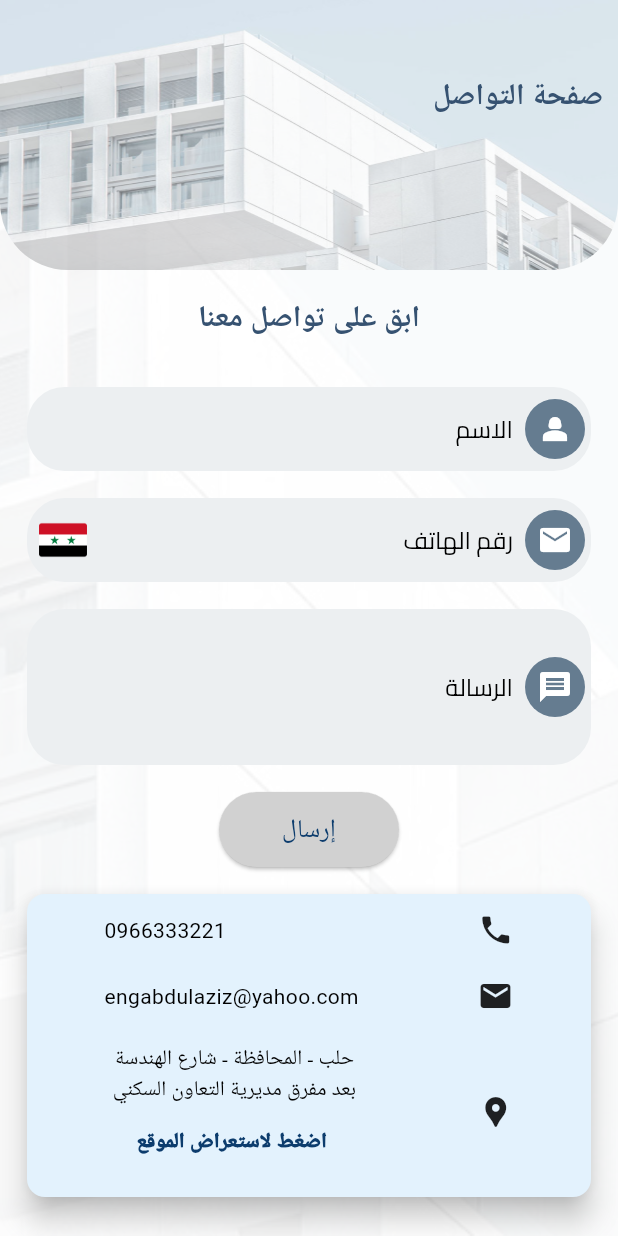
After one commit to RaghadKatbi/RealEstateCleanCodeUsingTDD, a Flutter app: the ContactUs screen opened directly, on a phone screen of 412 x 824 dp. The commit adds this screen. Run offline on Flutter 3.47's test engine with Material 3 defaults, Android fonts, the phone set to English and light mode, and no system bars; our stand-ins replace bloc, dartz, dio, equatable, flutter_bloc, flutter_screenutil and 1 more; Roboto replaces fonts that are missing (change).

Commit message:
done All dataSources and added some pages

```diff
--- a/lib/core/api/end_ponits.dart
+++ b/lib/core/api/end_ponits.dart
@@ -3,6 +3,9 @@ class EndPoint {
   static String allCities="all_cities";
   static String signIn = "auth/login";
   static String signUp = "auth/register";
+  static String contactUs = "store_contact";
+  static String getByCity = "get_by_city/حلب";
+  static String getByCityType = "get_by_city_type/شقة/حلب/ايجار";
 }
 
 class ApiKey {
--- /dev/null
+++ b/lib/core/constance/string.dart
@@ -0,0 +1,7 @@
+import 'package:flutter/material.dart';
+
+const String aboutUs =
+    "نحن شركة  متخصصة  في  تقديم خدمات عقارية متكاملة، نقدم خدمات شراء و بيع العقارات ،  إدارة الأملاك  ، تأجير الوحدات السكنية والتجارية ، تقييم العقارات ، وتقديم استشارات عقارية ، يتألف فريقنا من محترفين متخصصين في مجال العقارات ، يعملون على  تحقيق  أهداف  عملائنا  و  تلبية احتياجاتهم بشكل  وسيتم فحص الابنية المعروضة لدينا بالتعاون Building Rank مع شركة";
+const Color pColor=Color(0xff1a395b);
+const String location= " حلب - المحافظة - شارع الهندسة\n بعد مفرق مديرية التعاون السكني ";
+const String locationGoogleMap= 'https://www.google.com/maps/place/%D8%A7%D9%84%D9%85%D8%AD%D8%AA%D8%B1%D9%81+%D9%84%D9%84%D9%87%D9%86%D8%AF%D8%B3%D8%A9+%D9%88%D8%A7%D9%84%D8%A8%D9%86%D8%A7%D8%A1%E2%80%AD/@36.2068136,37.1333305,17z/data=!3m1!4b1!4m6!3m5!1s0x152ff9b114a1c0bd:0xc1a3980f7bb30d7c!8m2!3d36.2068093!4d37.1359054!16s%2Fg%2F11v66ggnb5?entry=ttu';
--- a/lib/feautre/auth/data/datasources/auth_remote_data_sources.dart
+++ b/lib/feautre/auth/data/datasources/auth_remote_data_sources.dart
@@ -20,7 +20,7 @@ class AuthRemoteDataSourcesDio implements AuthRemoteDataSources {
     try {
       final response = await api.post(EndPoint.signIn,
           queryParameters: {"phone": login.phone, "password": login.password});
-      final user = LoginModel.fromJson(response);
+      final user = LoginModel.fromJson(response['token']);
       return user;
     } on ServerException {
       throw ServerException();
--- /dev/null
+++ b/lib/feautre/contact_us/pesntation/pages/contact_us_pages.dart
@@ -0,0 +1,216 @@
+import 'package:flutter/material.dart';
+import 'package:real_estate/core/constance/string.dart';
+import 'package:url_launcher/url_launcher.dart';
+
+import '../../../../core/widget/my_textfield.dart';
+
+
+class ContactUs extends StatefulWidget {
+  const ContactUs({super.key});
+
+  @override
+  State<ContactUs> createState() => _ContactUsState();
+}
+
+class _ContactUsState extends State<ContactUs> {
+  final TextEditingController name = TextEditingController();
+  final TextEditingController phone = TextEditingController();
+  final TextEditingController message = TextEditingController();
+
+  @override
+  Widget build(BuildContext context) {
+    return Scaffold(
+      body: Stack(
+        children: [
+          Opacity(
+            alwaysIncludeSemantics: true,
+            opacity: 0.1,
+            child: Image.asset(
+              "asset/images/img_2.png",
+              fit: BoxFit.cover,
+              height: double.infinity,
+              width: double.infinity,
+            ),
+          ),
+          SingleChildScrollView(
+            child: Column(
+              children: [
+                Stack(children: [
+                  ClipRRect(
+                    borderRadius: const BorderRadius.only(
+                        bottomLeft: Radius.circular(45),
+                        bottomRight: Radius.circular(45)),
+                    child: SizedBox(
+                      width: double.infinity,
+                      height: 180,
+                      child: Opacity(
+                        opacity: 0.6,
+                        child: Image.asset(
+                          "asset/images/img_2.png",
+                          fit: BoxFit.fill,
+                        ),
+                      ),
+                    ),
+                  ),
+                  const Positioned(
+                    right: 10,
+                    top: 50,
+                    child: Text(
+                      "صفحة التواصل",
+                      style: TextStyle(
+                        //backgroundColor: Color(0xff365271),
+                          color: Color(0xff365271),
+                          fontWeight: FontWeight.bold,
+                          fontFamily: 'change',
+                          fontSize: 20),
+                    ),
+                  ),
+                ]),
+                const Padding(
+                  padding: EdgeInsets.only(top: 18.0),
+                  child: Text(
+                    "ابق على تواصل معنا",
+                    style: TextStyle(
+                      //backgroundColor: Color(0xff365271),
+                        color: Color(0xff365271),
+                        fontWeight: FontWeight.bold,
+                        fontFamily: 'change',
+                        fontSize: 20),
+                  ),
+                ),
+                Padding(
+                  padding: const EdgeInsets.fromLTRB(18.0, 30, 18, 18),
+                  child: myTextFormField(
+                      hintText: "الاسم ",
+                      icon: Icons.person_2,
+                      textInputType: TextInputType.name,
+                      maxLine: 1,
+                      maxLength: 10,
+                      textEditingController: name,
+                      enable: false,
+                      validator: (value) {
+                        return null;
+                      }),
+                ),
+                Padding(
+                  padding: const EdgeInsets.fromLTRB(18, 0, 18, 18),
+                  child: myTextFormField(
+                      hintText: "رقم الهاتف ",
+                      icon: Icons.email,
+                      textInputType: TextInputType.phone,
+                      maxLine: 1,
+                      maxLength: 10,
+                      textEditingController: phone,
+                      enable: true,
+                      validator: (value) {
+                        return null;
+                      }),
+                ),
+                Padding(
+                  padding: const EdgeInsets.fromLTRB(18.0, 0, 18, 18),
+                  child: myTextFormField(
+                      hintText: "\n الرسالة ",
+                      icon: Icons.message,
+                      textInputType: TextInputType.name,
+                      maxLine: 3,
+                      maxLength: 10,
+                      textEditingController: message,
+                      enable: false,
+                      validator: (value) {
+                        return null;
+                      }),
+                ),
+                SizedBox(
+                    width: 120,
+                    height: 50,
+                    child: ElevatedButton(
+                        style: const ButtonStyle(
+                            backgroundColor:
+                            WidgetStatePropertyAll(Color(0xffd1d1d1))),
+                        onPressed: () {
+
+                        },
+                        child: const Text(
+                          "إرسال",
+                          style: TextStyle(
+                              fontSize: 17, color: Color(0xff0c3c6d)),
+                        ))),
+                Card(
+                  elevation: 8,
+                  margin: const EdgeInsets.all(18),
+                  color: Colors.blue.shade50,
+                  child: Padding(
+                    padding: const EdgeInsets.all(12.0),
+                    child: Column(
+                      mainAxisAlignment: MainAxisAlignment.spaceAround,
+                      crossAxisAlignment: CrossAxisAlignment.center,
+                      children: [
+                        const Row(
+                          mainAxisAlignment: MainAxisAlignment.spaceAround,
+                          children: [
+                            Text(
+                              "0966333221",
+                              style: TextStyle(fontFamily: 'change'),
+                            ),
+                            SizedBox(
+                              width: 10,
+                            ),
+                            Icon(Icons.phone),
+                          ],
+                        ),
+                        const SizedBox(
+                          height: 20,
+                        ),
+                        const Row(
+                          mainAxisAlignment: MainAxisAlignment.spaceAround,
+                          children: [
+                            Text("engabdulaziz@yahoo.com"),
+                            Icon(Icons.email),
+                          ],
+                        ),
+                        const SizedBox(
+                          height: 20,
+                        ),
+                        Row(
+                          mainAxisAlignment: MainAxisAlignment.spaceAround,
+                          children: [
+                            Column(
+                              children: [
+                                const Text(
+                                 location,
+                                  textAlign: TextAlign.center,
+                                  style: TextStyle(fontFamily: 'change'),
+                                ),
+                                TextButton(
+                                    onPressed: () async {
+                                      final Uri _url = Uri.parse(locationGoogleMap);
+                                      if (!await launchUrl(_url)) {
+                                        throw Exception(
+                                            'Could not launch $_url');
+                                      }
+                                    },
+                                    child: const Text(
+                                      "اضغط لاستعراض الموقع",
+                                      style: TextStyle(
+                                          fontFamily: 'change',
+                                          color: Color(0xff0c3c6d),
+                                          fontWeight: FontWeight.w900),
+                                    ))
+                              ],
+                            ),
+                            const Icon(Icons.location_pin),
+                          ],
+                        ),
+                      ],
+                    ),
+                  ),
+                )
+              ],
+            ),
+          ),
+        ],
+      ),
+    );
+  }
+
+}
```
Also changed, not shown: lib/feautre/about_us/pesntation/page/about_us_page.dart (added, +111 -0 lines), lib/feautre/auth/pesntation/pages/login.dart (+8 -1 lines), lib/feautre/contact_us/data/datasources/data_Sources_Contact_us.dart (added, +29 -0 lines), lib/feautre/contact_us/data/reposiyory/contact_us_repository.dart (added, +34 -0 lines), lib/feautre/contact_us/pesntation/bloc_contact/contact_us_cubit.dart (added, +25 -0 lines), lib/feautre/contact_us/pesntation/bloc_contact/contact_us_state.dart (added, +16 -0 lines), lib/feautre/estate/data/datasources/data_sources_estate.dart (added, +36 -0 lines), lib/feautre/estate/data/repsitory/estate_repository_implement.dart (added, +36 -0 lines), lib/feautre/user_estate/data/datasources/data_sources_user_estate.dart (added, +45 -0 lines), lib/feautre/user_estate/data/repository/use_estate_repository_implement.dart (added, +62 -0 lines).
